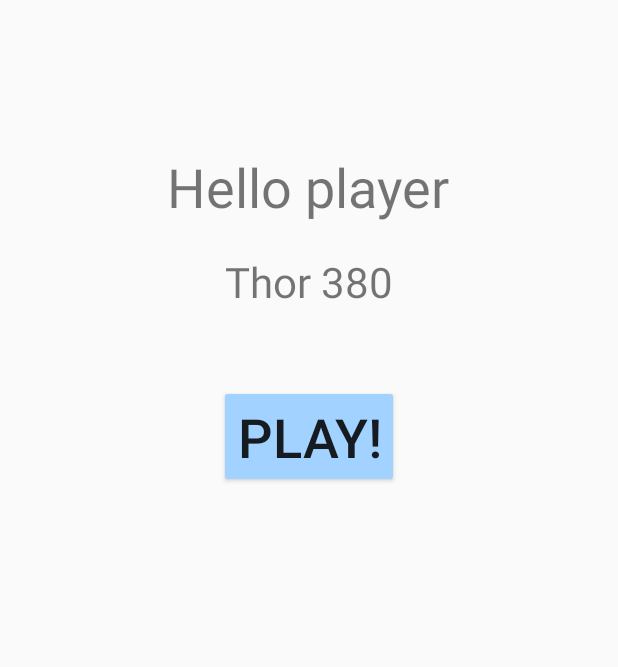
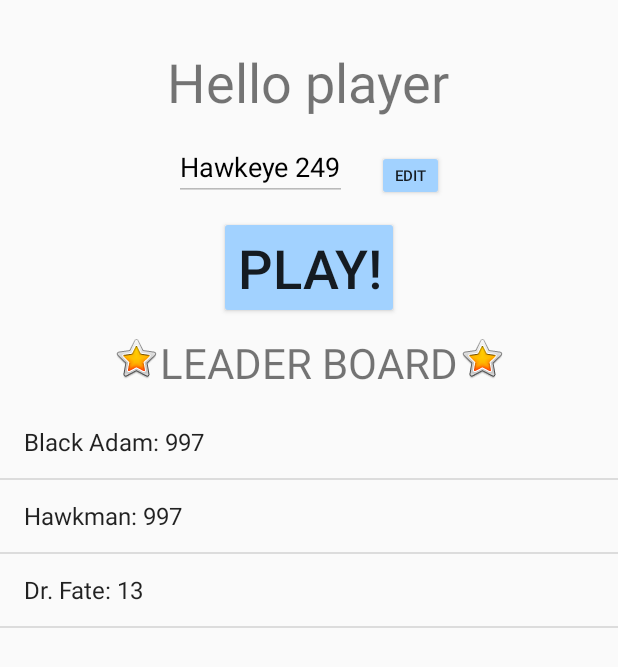
Before and after one commit to icecube127/GuessTheMovie, an Android app: the screen it shows after launch (SelectionPage before the commit, ProfilePage after it), after a tap on "PLAY AS GUEST", on a phone screen of 412 x 824 dp. Shown: the top 667 px of the screen. Run offline under Robolectric (Android 15) with nearby library versions, the phone set to English and light mode, and no system bars.

Commit message:
leaderboard update

```diff
--- a/app/src/main/AndroidManifest.xml
+++ b/app/src/main/AndroidManifest.xml
@@ -27,7 +27,7 @@
                 android:value="" />
         </activity>
         <activity
-            android:name=".SelectionPage"
+            android:name=".ProfilePage"
             android:label="Selection Page">
         </activity>
 
--- a/app/src/main/java/edu/utap/guessthemovie/Game.kt
+++ b/app/src/main/java/edu/utap/guessthemovie/Game.kt
@@ -61,7 +61,7 @@ class Game : AppCompatActivity() {
         setupGame()
         binding.btnNext.setOnClickListener { playGame() }
         binding.btnEndGame.setOnClickListener {
-            val selectionScreenIntent = Intent(this, SelectionPage::class.java)
+            val selectionScreenIntent = Intent(this, ProfilePage::class.java)
             selectionScreenIntent.putExtra("username", userName)
             startActivity(selectionScreenIntent)
         }
--- a/app/src/main/java/edu/utap/guessthemovie/MainActivity.kt
+++ b/app/src/main/java/edu/utap/guessthemovie/MainActivity.kt
@@ -3,8 +3,8 @@ package edu.utap.guessthemovie
 import androidx.appcompat.app.AppCompatActivity
 import android.os.Bundle
 import android.content.Intent
+import android.util.Log
 import edu.utap.guessthemovie.databinding.ActivityMainBinding
-import kotlinx.coroutines.selects.select
 
 class MainActivity : AppCompatActivity() {
     companion object {
@@ -13,8 +13,6 @@ class MainActivity : AppCompatActivity() {
 
     private lateinit var userName: String
     private lateinit var binding: ActivityMainBinding
-    private val guestNames = listOf<String>("Captain America", "Ironman", "Thor", "Hulk", "Blackwindow", "Hawkeye", "Nick Fury")
-
 
     override fun onCreate(savedInstanceState: Bundle?) {
         super.onCreate(savedInstanceState)
@@ -22,17 +20,19 @@ class MainActivity : AppCompatActivity() {
         setContentView(activityMainBinding.root)
         binding = activityMainBinding
 
+        binding.btnSignin.setOnClickListener {
+            Log.d("XXXX", "This should go to sign page")
+            // XXXXX WRITE ME
+        }
+
         binding.btnGuest.setOnClickListener {
-            play()
+            playAsGuest()
         }
     }
 
-    private fun play() {
-        val randomNamePosition = (0..6).random()
-        val randomNumber = (100..999).random()
-        userName = guestNames[randomNamePosition] + " " + randomNumber.toShort()
-
-        val selectionScreenIntent = Intent(this, SelectionPage::class.java)
+    private fun playAsGuest() {
+        userName = "guest"
+        val selectionScreenIntent = Intent(this, ProfilePage::class.java)
         selectionScreenIntent.putExtra("username", userName)
         startActivity(selectionScreenIntent)
     }
--- /dev/null
+++ b/app/src/main/java/edu/utap/guessthemovie/ProfilePage.kt
@@ -0,0 +1,92 @@
+package edu.utap.guessthemovie
+
+import android.R
+import android.content.Intent
+import android.os.Bundle
+import android.provider.ContactsContract.Profile
+import android.widget.ArrayAdapter
+import androidx.appcompat.app.AppCompatActivity
+import edu.utap.guessthemovie.databinding.ProfileMainBinding
+
+class ProfilePage : AppCompatActivity() {
+
+    class leaderBoard(var name: String, var score: Int){
+        override fun toString(): String {
+                return this.name + ": " + this.score
+        }
+    }
+    private var highScores = mutableListOf<leaderBoard>()
+
+    private lateinit var binding : ProfileMainBinding
+    private var userName = ""
+    private val guestNames = listOf<String>("Captain America", "Ironman", "Thor", "Hulk", "Blackwindow", "Hawkeye", "Nick Fury")
+
+    override fun onCreate(savedInstanceState: Bundle?) {
+        super.onCreate(savedInstanceState)
+        binding = ProfileMainBinding.inflate(layoutInflater)
+        setContentView(binding.root)
+
+        val activityThatCalled = intent
+        // display the player's name
+        userName = activityThatCalled.extras?.getString("username").toString()
+        if (userName == "guest") {
+            userName = randomName()
+        }
+
+        binding.tvName.hint = userName
+        binding.tvName.isEnabled = false
+
+        binding.btnEditName.setOnClickListener {
+            if(binding.btnEditName.text == "Edit") {
+                binding.btnEditName.text = "Submit"
+                binding.tvName.isEnabled = true
+            } else {
+                if (binding.tvName.text.toString() != "")
+                    userName = binding.tvName.text.toString()
+                binding.tvName.hint = userName
+                binding.btnEditName.text = "Edit"
+                binding.tvName.isEnabled = false
+
+                // XXXXX WRITE ME
+                // Need to update the username in DB as well.
+            }
+        }
+
+        // show leaderboard
+        binding.starLeft.setImageResource(android.R.drawable.btn_star_big_on)
+        binding.starRight.setImageResource(android.R.drawable.btn_star_big_on)
+        highScores.addAll(
+            listOf(
+                leaderBoard("Black Adam", 997),
+                leaderBoard("Hawkman", 997),
+                leaderBoard("Dr. Fate", 13)
+            )
+        )
+        this.renderHighScores()
+
+        // PLAY GAME button
+        binding.btnPlay.setOnClickListener {
+            val gameIntent = Intent(this, Game::class.java)
+            val userScore : Int = (0..100).random()
+            gameIntent.putExtra("userScore", userScore)
+            gameIntent.putExtra("userName", userName)
+            startActivity(gameIntent)
+        }
+    }
+
+    private fun renderHighScores() {
+        // NEED to replace with get leaderboard info from DB
+        highScores.sortWith(compareByDescending<leaderBoard>{it.score}.thenBy{it.name})
+        // Convert Score objects into a list of strings
+        val stringList = highScores.map { it.toString() }
+        // A simple way to display lists
+        val adapter = ArrayAdapter(this, R.layout.simple_list_item_1, stringList)
+        binding.highScoreList.adapter = adapter
+    }
+
+    private fun randomName() : String {
+        val randomNamePosition = (0..6).random()
+        val randomNumber = (100..999).random()
+        return guestNames[randomNamePosition] + " " + randomNumber.toShort()
+    }
+}
--- a/app/src/main/java/edu/utap/guessthemovie/SelectionPage.kt
+++ /dev/null
@@ -1,79 +0,0 @@
-package edu.utap.guessthemovie
-
-import android.content.Intent
-import android.os.Bundle
-import android.util.Log
-import android.view.View
-import android.widget.AdapterView
-import android.widget.ArrayAdapter
-import android.widget.Spinner
-import androidx.appcompat.app.AppCompatActivity
-import edu.utap.guessthemovie.databinding.SelectionMainBinding
-
-class SelectionPage : AppCompatActivity() {
-
-    companion object{
-        val TAG = this::class.java.simpleName
-    }
-
-    private lateinit var binding : SelectionMainBinding
-    private var userName = ""
-    //private lateinit var optionYear : Spinner
-    //private lateinit var optionGenre : Spinner
-
-    override fun onCreate(savedInstanceState: Bundle?) {
-        super.onCreate(savedInstanceState)
-        binding = SelectionMainBinding.inflate(layoutInflater)
-        setContentView(binding.root)
-
-        val activityThatCalled = intent
-        // display the player's name
-        userName = activityThatCalled.extras?.getString("username").toString()
-        binding.tvName.text = userName
-
-        // once selection is made, go to GAME
-        binding.btnPlay.setOnClickListener {
-            val gameIntent = Intent(this, Game::class.java)
-            val userScore : Int = (0..100).random()
-            gameIntent.putExtra("userScore", userScore)
-            gameIntent.putExtra("userName", userName)
-            startActivity(gameIntent)
-        }
-
-        // set up the spinner aka the year and genre selection
-//        val yearSP = binding.yearSP
-//        val yearOptions = listOf("1980s", "1990s", "2000s", "2010s", "2020s")
-//        val yearSelection = ArrayAdapter(this, android.R.layout.simple_spinner_item, yearOptions)
-//        yearSelection.setDropDownViewResource(android.R.layout.simple_spinner_dropdown_item)
-//        yearSP.onItemSelectedListener = object : AdapterView.OnItemSelectedListener {
-//            override fun onItemSelected(parent: AdapterView<*>,
-//                                        view: View, position: Int, id: Long) {
-//                Log.d(TAG, "pos $position")
-//            }
-//
-//            override fun onNothingSelected(p0: AdapterView<*>?) {
-//                Log.d(TAG, "onNothingSelected")
-//            }
-//        }
-//        yearSP.adapter = yearSelection
-//        val initialSpinner = 1
-//        yearSP.setSelection(initialSpinner)
-//
-//        val genreSP = binding.genreSP
-//        val genreOptions = listOf("Action", "Comedy", "Sci-fi", "Drama")
-//        val genreSelection = ArrayAdapter(this, android.R.layout.simple_spinner_item, genreOptions)
-//        genreSelection.setDropDownViewResource(android.R.layout.simple_spinner_dropdown_item)
-//        genreSP.onItemSelectedListener = object : AdapterView.OnItemSelectedListener {
-//            override fun onItemSelected(parent: AdapterView<*>,
-//                                        view: View, position: Int, id: Long) {
-//                Log.d(TAG, "pos $position")
-//            }
-//
-//            override fun onNothingSelected(p0: AdapterView<*>?) {
-//                Log.d(TAG, "onNothingSelected")
-//            }
-//        }
-//        genreSP.adapter = genreSelection
-//        genreSP.setSelection(initialSpinner)
-    }
-}
--- a/app/src/main/res/layout/game_main.xml
+++ b/app/src/main/res/layout/game_main.xml
@@ -41,8 +41,6 @@
         android:layout_width="match_parent"
         android:layout_height="wrap_content"
         android:orientation="horizontal"
-        android:paddingBottom="5dp"
-        android:layout_weight="0.5"
         android:layout_marginStart="5dp"
         android:layout_marginEnd="5dp"
         android:gravity="right"
@@ -105,7 +103,7 @@
         android:orientation="horizontal"
         android:layout_weight="0.5"
         android:layout_gravity="left"
-        android:paddingBottom="5dp">
+        android:paddingBottom="2dp">
         <TextView
             android:layout_width="70dp"
             android:layout_height="wrap_content"
@@ -128,7 +126,7 @@
         android:orientation="horizontal"
         android:layout_weight="0.5"
         android:layout_gravity="left"
-        android:paddingBottom="5dp">
+        android:paddingBottom="2dp">
         <TextView
             android:layout_width="70dp"
             android:layout_height="wrap_content"
@@ -151,7 +149,7 @@
         android:orientation="horizontal"
         android:layout_weight="1"
         android:layout_gravity="left"
-        android:paddingBottom="5dp">
+        android:paddingBottom="2dp">
         <TextView
             android:layout_width="70dp"
             android:layout_height="wrap_content"
--- /dev/null
+++ b/app/src/main/res/layout/profile_main.xml
@@ -0,0 +1,86 @@
+<?xml version="1.0" encoding="utf-8"?>
+<LinearLayout xmlns:android="http://schemas.android.com/apk/res/android"
+    xmlns:app="http://schemas.android.com/apk/res-auto"
+    android:orientation="vertical"
+    android:gravity="center_horizontal"
+    android:layout_width="match_parent"
+    android:layout_height="match_parent">
+
+    <TextView
+        android:layout_width="wrap_content"
+        android:layout_height="wrap_content"
+        android:text="Hello player"
+        android:id="@+id/tv_hello"
+        android:textSize="36sp"
+        android:layout_marginTop="30dp"
+        />
+    <LinearLayout
+        android:layout_width="wrap_content"
+        android:layout_height="wrap_content"
+        >
+        <EditText
+            android:layout_width="wrap_content"
+            android:layout_height="wrap_content"
+            android:id="@+id/tv_name"
+            android:textSize="18sp"
+            android:layout_marginTop="10dp"
+            android:maxLength="20"
+            android:textColorHint="@color/black"
+            android:textColor="@color/black"
+            />
+        <Button
+            android:layout_width="wrap_content"
+            android:layout_height="wrap_content"
+            android:id="@+id/btn_editName"
+            android:textSize="10sp"
+            android:text="Edit"
+            android:layout_marginStart="20dp"
+            android:backgroundTint="@color/teal"
+            android:minHeight="0dp"
+            android:minWidth="0dp"
+            android:layout_gravity="bottom"
+            />
+    </LinearLayout>
+    <Button
+        android:layout_width="wrap_content"
+        android:layout_height="wrap_content"
+        android:id="@+id/btn_play"
+        android:text="PLAY!"
+        android:textSize="36sp"
+        android:layout_marginTop="10dp"
+        android:backgroundTint="@color/teal"
+        />
+    <LinearLayout
+        android:layout_width="wrap_content"
+        android:layout_height="wrap_content"
+        android:orientation="horizontal"
+        android:layout_marginTop="10dp"
+        android:layout_marginBottom="10dp"
+    >
+        <ImageView
+            android:id="@+id/starLeft"
+            android:layout_width="wrap_content"
+            android:layout_height="wrap_content"
+            app:srcCompat="@android:drawable/btn_star_big_on" />
+        <TextView
+            android:layout_width="wrap_content"
+            android:layout_height="wrap_content"
+            android:text="LEADER BOARD"
+            android:id="@+id/leaderText"
+            android:textSize="28sp"
+            />
+
+        <ImageView
+            android:id="@+id/starRight"
+            android:layout_width="wrap_content"
+            android:layout_height="wrap_content"
+            app:srcCompat="@android:drawable/btn_star_big_on" />
+    </LinearLayout>
+    <ListView
+        android:layout_width="match_parent"
+        android:layout_height="0dp"
+        android:layout_weight="1"
+        android:id="@+id/highScoreList"
+        >
+    </ListView>
+</LinearLayout>
--- a/app/src/main/res/layout/selection_main.xml
+++ /dev/null
@@ -1,76 +0,0 @@
-<?xml version="1.0" encoding="utf-8"?>
-<LinearLayout xmlns:android="http://schemas.android.com/apk/res/android"
-    android:orientation="vertical"
-    android:gravity="center_horizontal"
-    android:layout_width="match_parent"
-    android:layout_height="match_parent">
-
-    <TextView
-        android:layout_width="wrap_content"
-        android:layout_height="wrap_content"
-        android:text="Hello player"
-        android:id="@+id/tv_hello"
-        android:textSize="36sp"
-        android:layout_marginTop="100dp"
-        />
-    <TextView
-        android:layout_width="wrap_content"
-        android:layout_height="wrap_content"
-        android:text="NAME"
-        android:id="@+id/tv_name"
-        android:textSize="28sp"
-        android:layout_marginTop="20dp"
-        />
-
-<!--    <LinearLayout-->
-<!--        android:layout_width="match_parent"-->
-<!--        android:layout_height="wrap_content"-->
-<!--        android:orientation="horizontal"-->
-<!--        android:layout_marginStart="20dp"-->
-<!--        android:layout_marginTop="50dp"-->
-<!--        >-->
-<!--        <TextView-->
-<!--            android:layout_width="wrap_content"-->
-<!--            android:layout_height="wrap_content"-->
-<!--            android:text="Select Period"-->
-<!--            android:textSize="24sp"-->
-<!--            android:layout_marginRight="20dp"-->
-<!--            />-->
-<!--        <Spinner-->
-<!--            android:id="@+id/yearSP"-->
-<!--            android:layout_width="wrap_content"-->
-<!--            android:layout_height="wrap_content"-->
-<!--            />-->
-<!--    </LinearLayout>-->
-
-<!--    <LinearLayout-->
-<!--        android:layout_width="match_parent"-->
-<!--        android:layout_height="wrap_content"-->
-<!--        android:orientation="horizontal"-->
-<!--        android:layout_marginStart="20dp"-->
-<!--        android:layout_marginTop="20dp"-->
-<!--        >-->
-<!--        <TextView-->
-<!--            android:layout_width="wrap_content"-->
-<!--            android:layout_height="wrap_content"-->
-<!--            android:text="Select Genre "-->
-<!--            android:textSize="24sp"-->
-<!--            android:layout_marginRight="20dp"-->
-<!--            />-->
-<!--        <Spinner-->
-<!--            android:id="@+id/genreSP"-->
-<!--            android:layout_width="wrap_content"-->
-<!--            android:layout_height="wrap_content"-->
-<!--            />-->
-<!--    </LinearLayout>-->
-
-    <Button
-        android:layout_width="wrap_content"
-        android:layout_height="wrap_content"
-        android:id="@+id/btn_play"
-        android:text="PLAY!"
-        android:textSize="36sp"
-        android:layout_marginTop="50dp"
-        android:backgroundTint="@color/teal"
-        />
-</LinearLayout>
```
